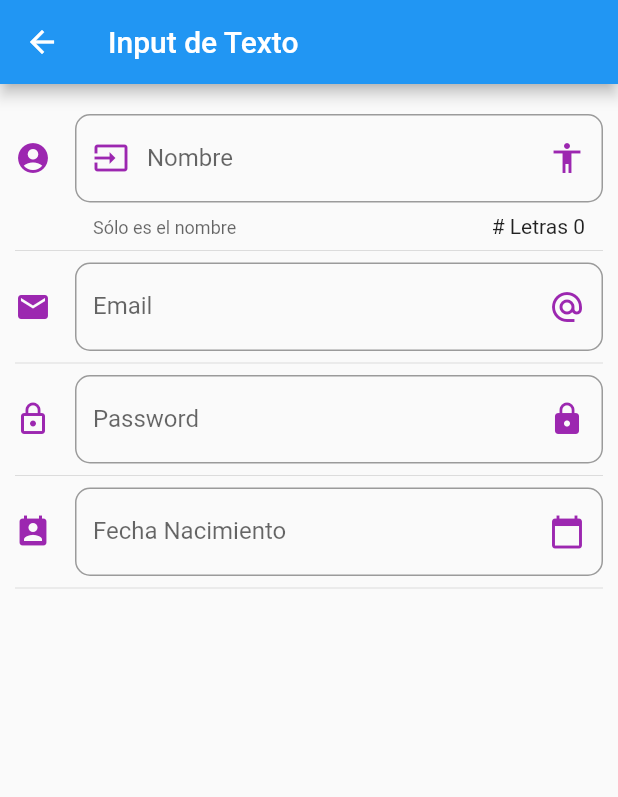
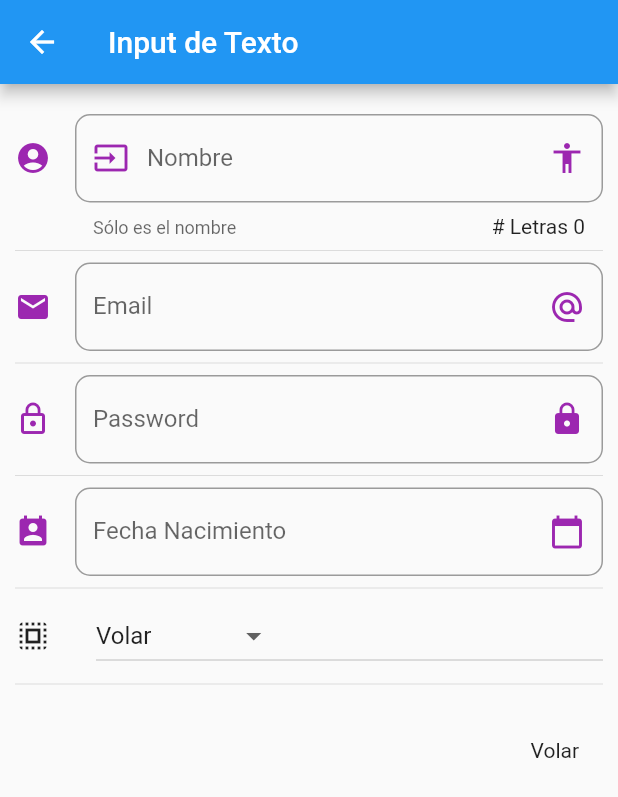
Before and after one commit to PedroHincapie/flutter-componentes, a Flutter app: the InputPage screen opened by its route, on a phone screen of 412 x 824 dp. Shown: the top 797 px of the screen. Run offline on Flutter 3.47's test engine with Material 2 defaults, Android fonts, the phone set to English and light mode, and no system bars.

Commit message:
Crear metodo Dropdown

```diff
--- a/lib/scr/pages/InputPage.dart
+++ b/lib/scr/pages/InputPage.dart
@@ -13,6 +13,10 @@ class _InputPageState extends State<InputPage> {
   String _fechaNacimiento = '';
 
   int _tamanoNombre = 0;
+
+  String _opcionSeleccionada = 'Volar';
+
+  List<String> _poderes = ['Volar', 'Super Fuerza', 'Rayos X', 'Velocidad'];
 
   TextEditingController _textEditingController = new TextEditingController();
 
@@ -32,6 +36,8 @@ class _InputPageState extends State<InputPage> {
           _crearPassword(),
           Divider(),
           _crearFecha(context),
+          Divider(),
+          _crearDropDown(),
           Divider(),
           _crearPersona(),
         ],
@@ -109,10 +115,36 @@ class _InputPageState extends State<InputPage> {
     );
   }
 
-  Widget _crearPersona() {
-    return ListTile(
-      subtitle: Text('${_email.length == 0 ? '' : 'El email es $_email'}'),
-      title: Text('${_nombre.length == 0 ? '' : 'El nombre es $_nombre'}'),
+  List<DropdownMenuItem<String>> getOpcionesDropDown() {
+    List<DropdownMenuItem<String>> _lista = new List();
+    _poderes.forEach((element) {
+      _lista.add(DropdownMenuItem(
+        child: Text(element),
+        value: element,
+      ));
+    });
+
+    return _lista;
+  }
+
+  Widget _crearDropDown() {
+    return Row(
+      children: <Widget>[
+        Icon(Icons.select_all),
+        SizedBox(
+          width: 30.0,
+        ),
+        Expanded(
+          child: DropdownButton(
+              value: _opcionSeleccionada,
+              items: getOpcionesDropDown(),
+              onChanged: (opt) {
+                setState(() {
+                  _opcionSeleccionada = opt;
+                });
+              }),
+        )
+      ],
     );
   }
 
@@ -153,4 +185,12 @@ class _InputPageState extends State<InputPage> {
       });
     }
   }
+
+  Widget _crearPersona() {
+    return ListTile(
+      subtitle: Text('${_email.length == 0 ? '' : 'El email es $_email'}'),
+      title: Text('${_nombre.length == 0 ? '' : 'El nombre es $_nombre'}'),
+      trailing: Text(_opcionSeleccionada),
+    );
+  }
 }
```
